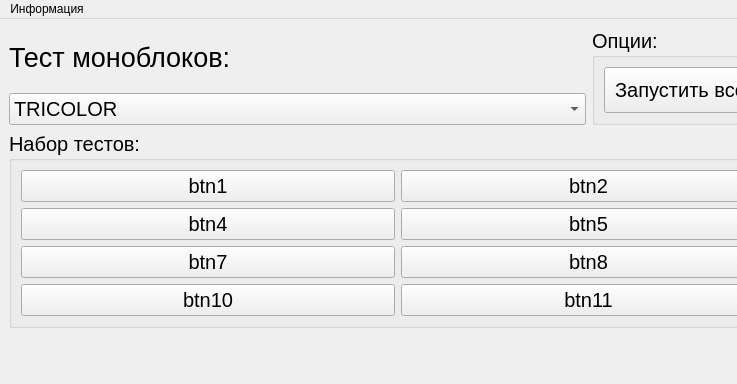
First picture: the form in ui/untitled.ui, repository Mex93/MonoblockTests, before the edit; both pictures show x 0 to 737 and y 0 to 384 of the 1177 by 384 pixel window.
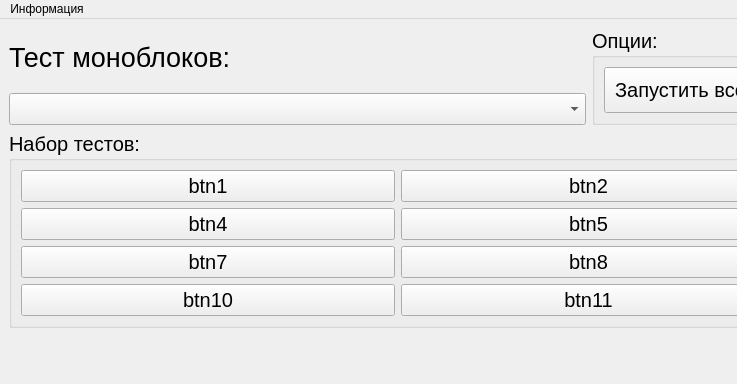
Second picture: the form after the edit. Icons and pictures are not drawn.

Patch:
```diff
--- a/ui/untitled.ui
+++ b/ui/untitled.ui
@@ -73,11 +73,6 @@
               <pointsize>15</pointsize>
              </font>
             </property>
-            <item>
-             <property name="text">
-              <string>TRICOLOR</string>
-             </property>
-            </item>
            </widget>
           </item>
          </layout>
```
